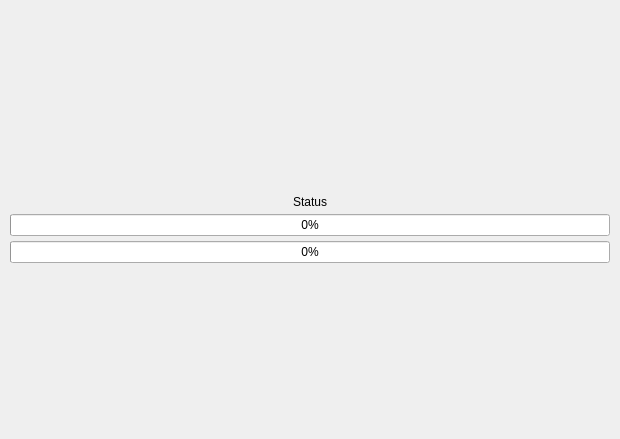
The window that InstallerWindow/InstallerWindow.ui (Noscka/Norzkas-Custom-Gamma-Installer) describes before a commit, drawn with Qt 5.
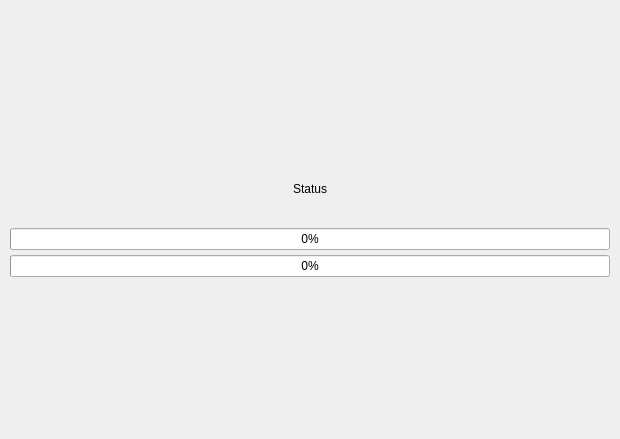
The same window after the commit. The open tabs and pages were chosen to show the change. Icons and pictures are not drawn. Custom widgets are drawn as their Qt base class.

Commit message: Added MultiThreadProgress Widget

The edit to the form file:
```diff
--- a/InstallerWindow/InstallerWindow.ui
+++ b/InstallerWindow/InstallerWindow.ui
@@ -433,6 +433,11 @@
           </property>
          </widget>
         </item>
+        <item>
+         <widget class="MultiThreadProgress" name="widget_3" native="true">
+          <layout class="QVBoxLayout" name="verticalLayout_8"/>
+         </widget>
+        </item>
         <item>
          <widget class="QProgressBar" name="SingularProgressBar">
           <property name="value">
@@ -626,6 +631,12 @@
    <header>CustomWidgets/InstallPathWidget.hpp</header>
    <container>1</container>
   </customwidget>
+  <customwidget>
+   <class>MultiThreadProgress</class>
+   <extends>QWidget</extends>
+   <header>CustomWidgets/MultiThreadProgress.hpp</header>
+   <container>1</container>
+  </customwidget>
  </customwidgets>
  <resources>
   <include location="../build/.rcc/Assets.qrc"/>
```
Left out of the diff: 2 changed lines with no effect on the pictures. The commit also changes 3 other files.
